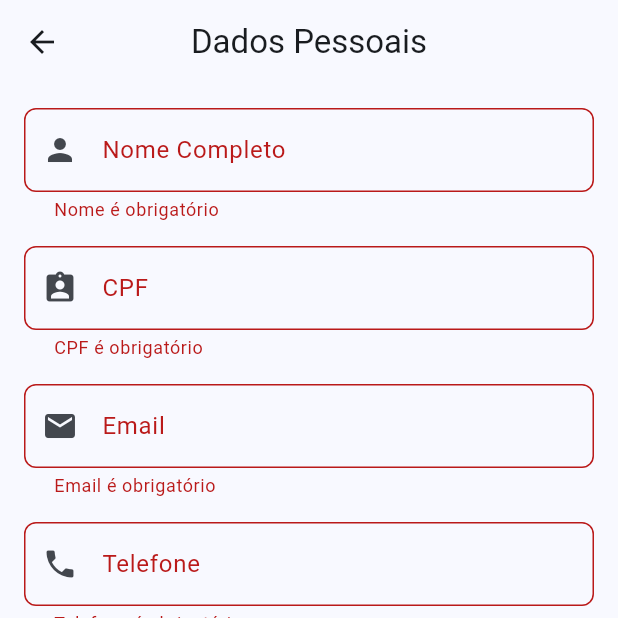
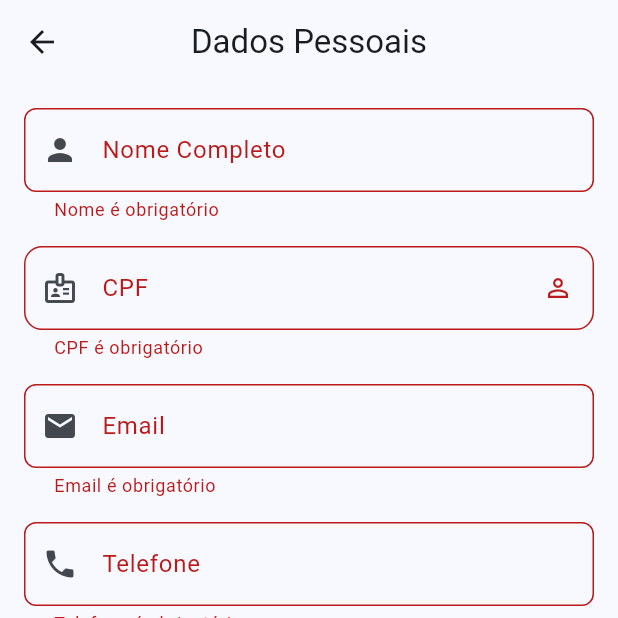
Before and after one commit to gabrielmaialva33/NFCGuardv, a Flutter app: the RegisterPage screen opened directly, after a tap on "Continuar", on a phone screen of 412 x 824 dp, the top half of it. Run offline on Flutter 3.47's test engine with Material 3 defaults, Android fonts, the phone set to English and light mode, and no system bars; our stand-ins replace flutter_riverpod, flutter_secure_storage, riverpod_annotation; missing offline and left inert: nfc_manager, search_cep; accounts and stored records are empty; generated files the repository leaves out were written again.

Commit message:
feat: Integrate BrazilianCpfField and BrazilianCepField into RegisterPage
This commit refactors `RegisterPage` to use the new `BrazilianCpfField` and `BrazilianCepField` widgets for improved CPF and CEP handling.

Key changes:
- **`lib/presentation/pages/auth/register_page.dart`:**
    - Replaced the manual `TextFormField` for CPF with the `BrazilianCpfField` widget.
        - Added `_isCpfValid` state variable to track CPF validity based on the widget's callback.
    - Replaced the manual `TextFormField` and CEP search logic with the `BrazilianCepField` widget.
        - Removed the `_searchCep` method and `_isLoadingCep` state variable.
        - Added `_onAddressFound` callback to receive address details from the `BrazilianCepField` widget and populate the address fields.
    - Updated imports to include the new widgets.
    - Simplified CEP input validation logic as it's now handled by `BrazilianCepField`.

```diff
--- a/lib/presentation/pages/auth/register_page.dart
+++ b/lib/presentation/pages/auth/register_page.dart
@@ -4,6 +4,8 @@ import 'package:flutter_riverpod/flutter_riverpod.dart';
 
 import '../../../core/constants/app_constants.dart';
 import '../../providers/auth_provider.dart';
+import '../../widgets/brazilian_cpf_field.dart';
+import '../../widgets/brazilian_cep_field.dart';
 import '../home/home_page.dart';
 
 class RegisterPage extends ConsumerStatefulWidget {
@@ -34,7 +36,7 @@ class _RegisterPageState extends ConsumerState<RegisterPage> {
   DateTime? _dataNascimento;
   String _sexoSelecionado = 'M';
   bool _isPasswordVisible = false;
-  bool _isLoadingCep = false;
+  bool _isCpfValid = false;
   int _currentPage = 0;
 
   @override
@@ -53,39 +55,11 @@ class _RegisterPageState extends ConsumerState<RegisterPage> {
     super.dispose();
   }
 
-  Future<void> _searchCep() async {
-    final cep = _cepController.text.replaceAll(RegExp(r'[^0-9]'), '');
-    if (cep.length == 8) {
-      setState(() => _isLoadingCep = true);
-
-      try {
-        final authNotifier = ref.read(authProvider.notifier);
-        final addressInfo = await authNotifier.searchZipCode(cep);
-
-        if (addressInfo != null) {
-          _enderecoController.text = addressInfo['address'] ?? '';
-          _bairroController.text = addressInfo['neighborhood'] ?? '';
-          _cidadeController.text = addressInfo['city'] ?? '';
-          _ufController.text = addressInfo['stateCode'] ?? '';
-        } else {
-          if (mounted) {
-            ScaffoldMessenger.of(
-              context,
-            ).showSnackBar(const SnackBar(content: Text('CEP não encontrado')));
-          }
-        }
-      } catch (e) {
-        if (mounted) {
-          ScaffoldMessenger.of(
-            context,
-          ).showSnackBar(const SnackBar(content: Text('Erro ao buscar CEP')));
-        }
-      } finally {
-        if (mounted) {
-          setState(() => _isLoadingCep = false);
-        }
-      }
-    }
+  void _onAddressFound(Map<String, String> address) {
+    _enderecoController.text = address['address'] ?? '';
+    _bairroController.text = address['neighborhood'] ?? '';
+    _cidadeController.text = address['city'] ?? '';
+    _ufController.text = address['stateCode'] ?? '';
   }
 
   Future<void> _selectDate() async {
@@ -237,24 +211,10 @@ class _RegisterPageState extends ConsumerState<RegisterPage> {
             },
           ),
           const SizedBox(height: 16),
-          TextFormField(
+          BrazilianCpfField(
             controller: _cpfController,
-            decoration: const InputDecoration(
-              labelText: 'CPF',
-              prefixIcon: Icon(Icons.assignment_ind),
-              hintText: '000.000.000-00',
-            ),
-            keyboardType: TextInputType.number,
-            inputFormatters: [
-              FilteringTextInputFormatter.digitsOnly,
-              LengthLimitingTextInputFormatter(11),
-            ],
-            validator: (value) {
-              if (value?.isEmpty ?? true) return 'CPF é obrigatório';
-              if (value!.length < 11) {
-                return AppConstants.invalidCpfMessage;
-              }
-              return null;
+            onValidationChange: (isValid) {
+              setState(() => _isCpfValid = isValid);
             },
           ),
           const SizedBox(height: 16),
@@ -356,43 +316,9 @@ class _RegisterPageState extends ConsumerState<RegisterPage> {
       padding: const EdgeInsets.all(16.0),
       child: Column(
         children: [
-          Row(
-            children: [
-              Expanded(
-                child: TextFormField(
-                  controller: _cepController,
-                  decoration: const InputDecoration(
-                    labelText: 'CEP',
-                    prefixIcon: Icon(Icons.location_on),
-                    hintText: '00000-000',
-                  ),
-                  keyboardType: TextInputType.number,
-                  inputFormatters: [
-                    FilteringTextInputFormatter.digitsOnly,
-                    LengthLimitingTextInputFormatter(8),
-                  ],
-                  onChanged: (value) {
-                    if (value.length == 8) _searchCep();
-                  },
-                  validator: (value) {
-                    if (value?.isEmpty ?? true) return 'CEP é obrigatório';
-                    if (value!.length < 8) return 'CEP deve ter 8 dígitos';
-                    return null;
-                  },
-                ),
-              ),
-              const SizedBox(width: 8),
-              IconButton(
-                onPressed: _isLoadingCep ? null : _searchCep,
-                icon: _isLoadingCep
-                    ? const SizedBox(
-                        width: 20,
-                        height: 20,
-                        child: CircularProgressIndicator(strokeWidth: 2),
-                      )
-                    : const Icon(Icons.search),
-              ),
-            ],
+          BrazilianCepField(
+            controller: _cepController,
+            onAddressFound: _onAddressFound,
           ),
           const SizedBox(height: 16),
           TextFormField(
```
